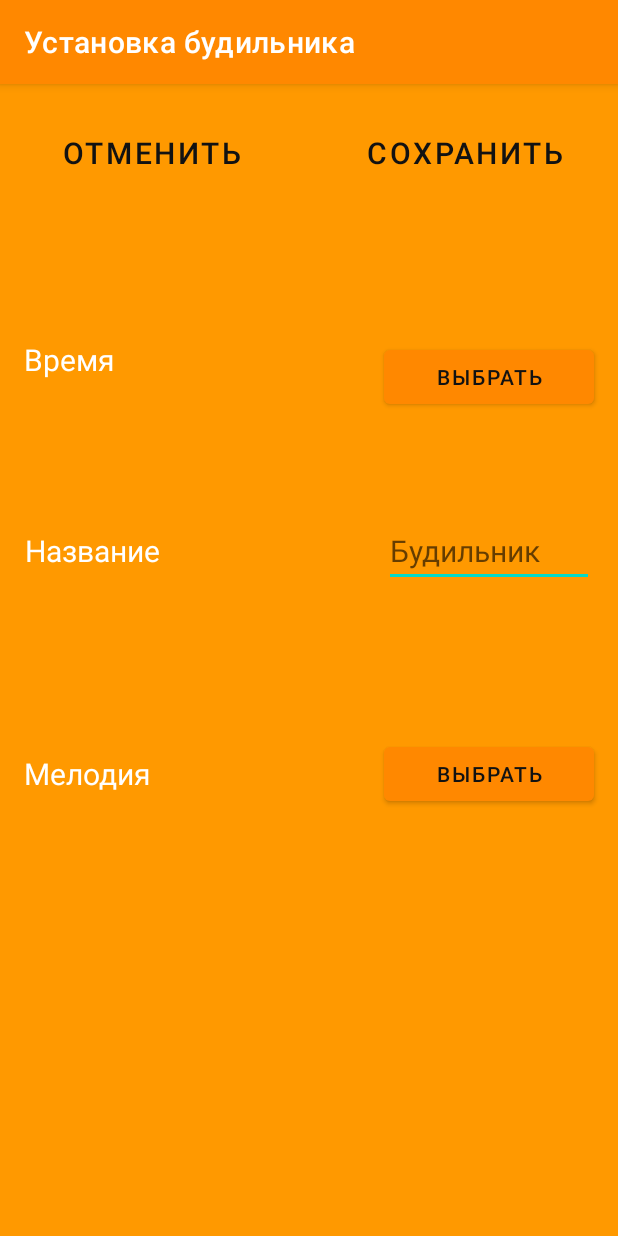
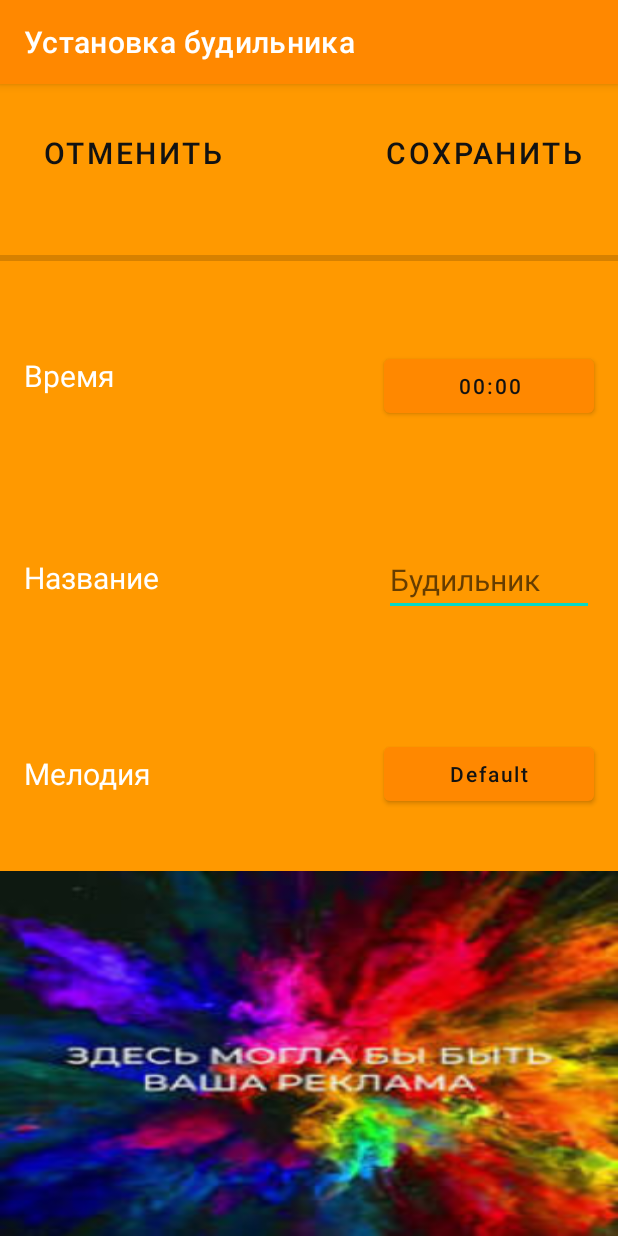
Before and after one commit to Petros607/SmartAlarm, an Android app built with Jetpack Compose: the AddingAlarm screen opened directly, with no data from a screen before it, on a phone screen of 412 x 824 dp. Run offline under Robolectric (Android 15) with nearby library versions, the phone set to English and light mode, and no system bars.

Commit message:
Исправил баг с вводом ответа, поменял немного дизайн, добавил мем

```diff
--- a/app/src/main/java/com/example/smartalarm/AddingAlarm.kt
+++ b/app/src/main/java/com/example/smartalarm/AddingAlarm.kt
@@ -37,7 +37,7 @@ class AddingAlarm : AppCompatActivity() {
 
     override fun onCreate(savedInstanceState: Bundle?) {
         super.onCreate(savedInstanceState)
-        setContentView(R.layout.activity_adding_alarm)
+        setContentView(R.layout.adding_alarm)
 
         editText = findViewById(R.id.userValue)
         val buttonSelectTime = findViewById<Button>(R.id.button_select_time)
--- a/app/src/main/res/layout/activity_adding_alarm.xml
+++ /dev/null
@@ -1,136 +0,0 @@
-<?xml version="1.0" encoding="utf-8"?>
-    <androidx.constraintlayout.widget.ConstraintLayout xmlns:android="http://schemas.android.com/apk/res/android"
-        xmlns:app="http://schemas.android.com/apk/res-auto"
-        xmlns:tools="http://schemas.android.com/tools"
-        android:layout_width="match_parent"
-        android:layout_height="match_parent"
-        android:background="@color/orange2"
-        tools:context=".AddingAlarm"
-        >
-
-        <Button
-            android:id="@+id/button_select_time"
-            android:layout_width="140dp"
-            android:layout_height="48dp"
-            android:layout_marginEnd="16dp"
-            android:layout_marginBottom="64dp"
-            android:text="Выбрать"
-            app:iconTint="@color/teal_200"
-            app:layout_constraintBottom_toTopOf="@+id/userValue"
-            app:layout_constraintEnd_toEndOf="parent"
-            app:layout_constraintTop_toBottomOf="@+id/button_save"
-            app:layout_constraintVertical_bias="0.96"
-            tools:ignore="SpeakableTextPresentCheck"/>
-
-        <TextView
-            android:id="@+id/itemName4"
-            android:layout_width="140dp"
-            android:layout_height="48dp"
-            android:layout_marginStart="16dp"
-            android:layout_weight="1"
-            android:autoSizeTextType="none"
-            android:gravity="center_vertical"
-            android:text="Время"
-            android:textAllCaps="false"
-            android:textColor="@color/white"
-            android:textSize="20sp"
-            app:layout_constraintBottom_toTopOf="@+id/itemName"
-            app:layout_constraintEnd_toStartOf="@+id/button_select_time"
-            app:layout_constraintHorizontal_bias="0.0"
-            app:layout_constraintStart_toStartOf="parent"
-            app:layout_constraintTop_toBottomOf="@+id/button_cancel"
-            app:layout_constraintVertical_bias="0.517"
-            tools:ignore="MissingConstraints" />
-
-        <TextView
-            android:id="@+id/itemName2"
-            android:layout_width="140dp"
-            android:layout_height="48dp"
-            android:layout_marginStart="16dp"
-            android:layout_marginBottom="284dp"
-            android:layout_weight="1"
-            android:gravity="center_vertical"
-            android:text="Мелодия"
-            android:textColor="@color/white"
-            android:textSize="20sp"
-            app:layout_constraintBottom_toBottomOf="parent"
-            app:layout_constraintEnd_toStartOf="@+id/button_select_music"
-            app:layout_constraintHorizontal_bias="0.0"
-            app:layout_constraintStart_toStartOf="parent"
-            tools:ignore="MissingConstraints" />
-
-        <Button
-            android:id="@+id/button_cancel"
-            android:layout_width="171dp"
-            android:layout_height="59dp"
-            android:layout_marginStart="16dp"
-            android:layout_marginTop="16dp"
-            android:background="?android:attr/selectableItemBackground"
-            android:text="Отменить"
-            android:textColor="@color/black"
-            android:textSize="20dp"
-            app:layout_constraintStart_toStartOf="parent"
-            app:layout_constraintTop_toTopOf="parent"
-            tools:ignore="MissingConstraints" />
-
-        <Button
-            android:id="@+id/button_save"
-            android:layout_width="171dp"
-            android:layout_height="59dp"
-            android:layout_marginTop="16dp"
-            android:layout_marginEnd="16dp"
-            android:background="?android:attr/selectableItemBackground"
-            android:text="Сохранить"
-            android:textColor="@color/black"
-            android:textSize="20dp"
-            app:layout_constraintEnd_toEndOf="parent"
-            app:layout_constraintTop_toTopOf="parent"
-            tools:ignore="MissingConstraints" />
-
-        <TextView
-            android:id="@+id/itemName"
-            android:layout_width="140dp"
-            android:layout_height="48dp"
-            android:layout_marginEnd="96dp"
-            android:layout_weight="1"
-            android:autoSizeTextType="none"
-            android:gravity="center_vertical"
-            android:text="Название"
-            android:textAllCaps="false"
-            android:textColor="@color/white"
-            android:textSize="20sp"
-            app:layout_constraintBottom_toTopOf="@+id/itemName2"
-            app:layout_constraintEnd_toStartOf="@+id/userValue"
-            app:layout_constraintHorizontal_bias="0.842"
-            app:layout_constraintStart_toStartOf="parent"
-            app:layout_constraintTop_toBottomOf="@+id/button_cancel"
-            app:layout_constraintVertical_bias="0.677"
-            tools:ignore="MissingConstraints" />
-
-        <EditText
-            android:id="@+id/userValue"
-            android:layout_width="140sp"
-            android:layout_height="48dp"
-            android:layout_marginEnd="16dp"
-            android:autoSizeTextType="none"
-            android:hint="Будильник"
-            android:inputType="text"
-            android:textSize="20sp"
-            app:layout_constraintBottom_toTopOf="@+id/button_select_music"
-            app:layout_constraintEnd_toEndOf="parent"
-            app:layout_constraintTop_toBottomOf="@+id/button_save"
-            app:layout_constraintVertical_bias="0.677"
-            tools:ignore="MissingConstraints" />
-
-        <Button
-            android:id="@+id/button_select_music"
-            android:layout_width="140dp"
-            android:layout_height="48dp"
-            android:layout_marginEnd="16dp"
-            android:layout_marginBottom="284dp"
-            android:text="Выбрать"
-            app:iconTint="@color/teal_200"
-            app:layout_constraintBottom_toBottomOf="parent"
-            app:layout_constraintEnd_toEndOf="parent" />
-
-    </androidx.constraintlayout.widget.ConstraintLayout>
--- a/app/src/main/res/layout/activity_alarm.xml
+++ b/app/src/main/res/layout/activity_alarm.xml
@@ -45,8 +45,8 @@
         app:layout_constraintEnd_toEndOf="parent"
         app:layout_constraintHorizontal_bias="0.498"
         app:layout_constraintStart_toStartOf="parent"
-        app:layout_constraintTop_toBottomOf="@+id/buttonAlarmOff"
-        app:layout_constraintVertical_bias="0.559"
+        app:layout_constraintTop_toBottomOf="@+id/textView"
+        app:layout_constraintVertical_bias="0.827"
         tools:ignore="SpeakableTextPresentCheck" />
 
     <Button
--- a/app/src/main/res/layout/adding_alarm.xml
+++ b/app/src/main/res/layout/adding_alarm.xml
@@ -19,12 +19,62 @@
         app:layout_constraintTop_toBottomOf="@+id/button_save"
         app:layout_constraintVertical_bias="0.157" />
 
+    <Button
+        android:id="@+id/button_cancel"
+        android:layout_width="170sp"
+        android:layout_height="60sp"
+        android:layout_marginStart="4dp"
+        android:background="?android:attr/selectableItemBackground"
+        android:text="Отменить"
+        android:textColor="@color/black"
+        android:textSize="20sp"
+        app:layout_constraintBottom_toBottomOf="parent"
+        app:layout_constraintStart_toStartOf="parent"
+        app:layout_constraintTop_toTopOf="parent"
+        app:layout_constraintVertical_bias="0.023"
+        tools:ignore="MissingConstraints" />
+
+    <Button
+        android:id="@+id/button_save"
+        android:layout_width="170sp"
+        android:layout_height="60sp"
+        android:layout_marginEnd="4sp"
+        android:background="?android:attr/selectableItemBackground"
+        android:text="Сохранить"
+        android:textColor="@color/black"
+        android:textSize="20sp"
+
+        app:layout_constraintBottom_toBottomOf="parent"
+        app:layout_constraintEnd_toEndOf="parent"
+        app:layout_constraintTop_toTopOf="parent"
+        app:layout_constraintVertical_bias="0.023"
+        tools:ignore="MissingConstraints" />
+
+    <TextView
+        android:id="@+id/itemName"
+        android:layout_width="140sp"
+        android:layout_height="48sp"
+        android:layout_weight="1"
+        android:autoSizeTextType="none"
+        android:gravity="center_vertical"
+        android:text="Название"
+        android:textAllCaps="false"
+        android:textColor="@color/white"
+        android:textSize="20sp"
+        app:layout_constraintBottom_toTopOf="@+id/itemName2"
+        app:layout_constraintEnd_toEndOf="parent"
+        app:layout_constraintHorizontal_bias="0.059"
+        app:layout_constraintStart_toStartOf="parent"
+        app:layout_constraintTop_toBottomOf="@+id/itemName4"
+        app:layout_constraintVertical_bias="0.511"
+        tools:ignore="MissingConstraints" />
+
     <TextView
         android:id="@+id/itemName4"
-        android:layout_width="140dp"
-        android:layout_height="48dp"
-        android:layout_marginStart="16dp"
-        android:layout_marginTop="96dp"
+        android:layout_width="140sp"
+        android:layout_height="48sp"
+        android:layout_marginStart="16sp"
+        android:layout_marginTop="92dp"
         android:layout_weight="1"
         android:autoSizeTextType="none"
         android:gravity="center_vertical"
@@ -32,18 +82,20 @@
         android:textAllCaps="false"
         android:textColor="@color/white"
         android:textSize="20sp"
+        app:layout_constraintBottom_toBottomOf="parent"
         app:layout_constraintEnd_toStartOf="@+id/button_select_time"
         app:layout_constraintHorizontal_bias="0.0"
         app:layout_constraintStart_toStartOf="parent"
         app:layout_constraintTop_toBottomOf="@+id/button_cancel"
+        app:layout_constraintVertical_bias="0.005"
         tools:ignore="MissingConstraints" />
 
     <TextView
         android:id="@+id/itemName2"
-        android:layout_width="140dp"
-        android:layout_height="48dp"
-        android:layout_marginStart="16dp"
-        android:layout_marginBottom="284dp"
+        android:layout_width="140sp"
+        android:layout_height="48sp"
+        android:layout_marginStart="16sp"
+        android:layout_marginBottom="284sp"
         android:layout_weight="1"
         android:gravity="center_vertical"
         android:text="Мелодия"
@@ -55,60 +107,11 @@
         app:layout_constraintStart_toStartOf="parent"
         tools:ignore="MissingConstraints" />
 
-    <Button
-        android:id="@+id/button_cancel"
-        android:layout_width="171dp"
-        android:layout_height="59dp"
-        android:layout_marginStart="16dp"
-        android:layout_marginTop="16dp"
-        android:background="?android:attr/selectableItemBackground"
-        android:text="Отменить"
-        android:textColor="@color/black"
-        android:textSize="20dp"
-        app:layout_constraintStart_toStartOf="parent"
-        app:layout_constraintTop_toTopOf="parent"
-        tools:ignore="MissingConstraints" />
-
-    <Button
-        android:id="@+id/button_save"
-        android:layout_width="171dp"
-        android:layout_height="59dp"
-        android:layout_marginEnd="4dp"
-        android:background="?android:attr/selectableItemBackground"
-        android:text="Сохранить"
-        android:textColor="@color/black"
-        android:textSize="20dp"
-
-        app:layout_constraintBottom_toBottomOf="parent"
-        app:layout_constraintEnd_toEndOf="parent"
-        app:layout_constraintTop_toTopOf="parent"
-        app:layout_constraintVertical_bias="0.023"
-        tools:ignore="MissingConstraints" />
-
-    <TextView
-        android:id="@+id/itemName"
-        android:layout_width="140dp"
-        android:layout_height="48dp"
-        android:layout_marginEnd="96dp"
-        android:layout_weight="1"
-        android:autoSizeTextType="none"
-        android:gravity="center_vertical"
-        android:text="Название"
-        android:textAllCaps="false"
-        android:textColor="@color/white"
-        android:textSize="20sp"
-        app:layout_constraintBottom_toTopOf="@+id/itemName2"
-        app:layout_constraintEnd_toStartOf="@+id/userValue"
-        app:layout_constraintHorizontal_bias="0.842"
-        app:layout_constraintStart_toStartOf="parent"
-        app:layout_constraintTop_toBottomOf="@+id/itemName4"
-        tools:ignore="MissingConstraints" />
-
     <EditText
         android:id="@+id/userValue"
         android:layout_width="140sp"
-        android:layout_height="48dp"
-        android:layout_marginEnd="16dp"
+        android:layout_height="48sp"
+        android:layout_marginEnd="16sp"
         android:autoSizeTextType="none"
         android:hint="Будильник"
         android:inputType="text"
@@ -120,14 +123,36 @@
 
     <Button
         android:id="@+id/button_select_music"
-        android:layout_width="140dp"
-        android:layout_height="48dp"
-        android:layout_marginEnd="16dp"
-        android:layout_marginBottom="284dp"
+        android:layout_width="140sp"
+        android:layout_height="48sp"
+        android:layout_marginEnd="16sp"
+        android:layout_marginBottom="284sp"
         android:text="Default"
         android:textAllCaps="false"
         app:iconTint="@color/teal_200"
         app:layout_constraintBottom_toBottomOf="parent"
         app:layout_constraintEnd_toEndOf="parent" />
 
+    <ProgressBar
+        android:id="@+id/progressBar"
+        style="?android:attr/progressBarStyleHorizontal"
+        android:layout_width="523dp"
+        android:layout_height="27dp"
+        app:layout_constraintBottom_toBottomOf="parent"
+        app:layout_constraintTop_toTopOf="parent"
+        app:layout_constraintVertical_bias="0.139"
+        tools:layout_editor_absoluteX="-66dp"
+        tools:ignore="MissingConstraints" />
+
+    <ImageView
+        android:layout_width="match_parent"
+        android:layout_height="243dp"
+        android:background="@drawable/rek"
+        app:layout_constraintBottom_toBottomOf="parent"
+        app:layout_constraintEnd_toEndOf="parent"
+        app:layout_constraintHorizontal_bias="1.0"
+        app:layout_constraintStart_toStartOf="parent"
+        app:layout_constraintTop_toTopOf="parent"
+        app:layout_constraintVertical_bias="1.0" />
+
 </androidx.constraintlayout.widget.ConstraintLayout>
```
Also changed, not shown: app/src/main/java/com/example/smartalarm/MathActivity.kt (+22 -34 lines), app/src/main/res/layout/activity_math.xml (+11 -5 lines), app/src/main/res/drawable/rek.jpg (added).
